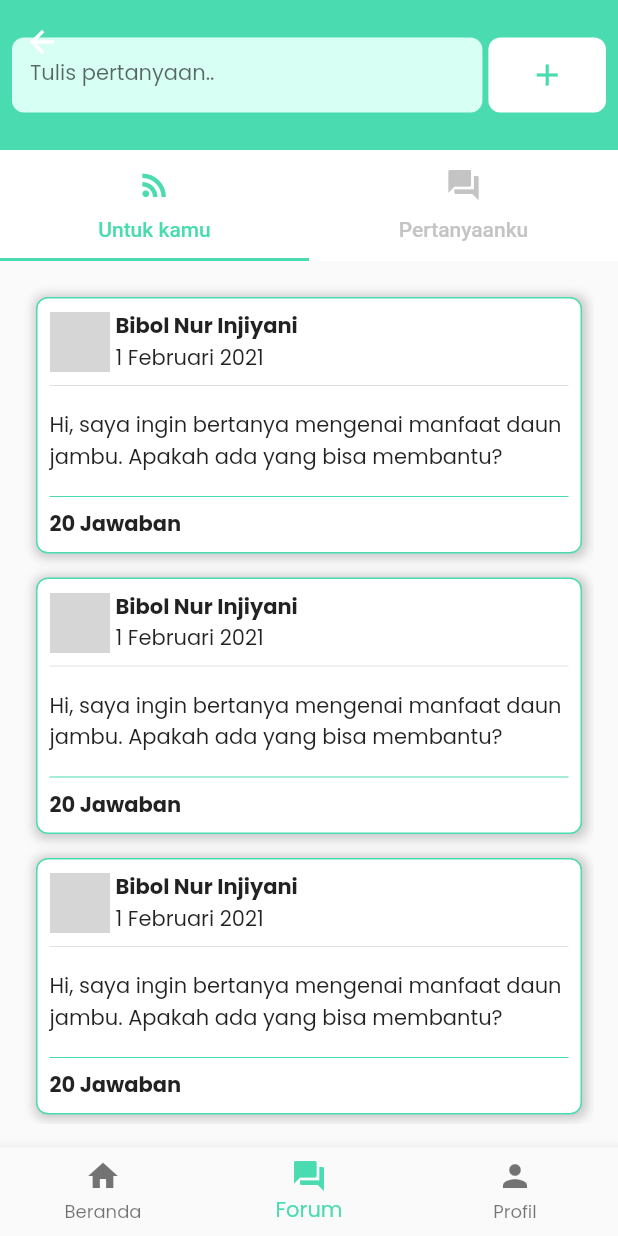
After one commit to febryardiansyah/healthy_san, a Flutter app: the MyBottomNav screen opened by its route, item 2 of the bottom bar chosen, on a phone screen of 412 x 824 dp. The commit adds this screen. Run offline on Flutter 3.47's test engine with Material 2 defaults, Android fonts, the phone set to English and light mode, and no system bars; our stand-ins replace firebase_core, google_fonts; accounts and stored records are empty; network calls fail; grey boxes are pictures that could not be loaded.

Commit message:
added forum screen

```diff
--- /dev/null
+++ b/lib/ui/forum/forum_screen.dart
@@ -0,0 +1,125 @@
+import 'package:flutter/material.dart';
+import 'package:healthy_san/ui/forum/widget/for_you_screen.dart';
+import 'package:healthy_san/widgets/my_form.dart';
+
+import '../../utils/base_color.dart';
+
+class ForumScreen extends StatefulWidget {
+  @override
+  _ForumScreenState createState() => _ForumScreenState();
+}
+
+class _ForumScreenState extends State<ForumScreen> {
+  @override
+  Widget build(BuildContext context) {
+    return DefaultTabController(
+      length: 2,
+      child: SafeArea(
+        child: Scaffold(
+          body: NestedScrollView(
+            headerSliverBuilder: (context,scroll){
+              return [
+                SliverAppBar(
+                  expandedHeight: 100,
+                  floating: true,
+                  pinned: false,
+                  snap: false,
+                  elevation: 0,
+                  backgroundColor: BaseColor.base,
+                  forceElevated: scroll,
+                  flexibleSpace: FlexibleSpaceBar(
+                    background: Padding(
+                      padding: EdgeInsets.all(8),
+                      child: IntrinsicHeight(
+                        child: Row(
+                          children: [
+                            Expanded(
+                              flex: 4,
+                              child: Container(
+                                height: 50,
+                                child: MyForm(
+                                  hintText: 'Tulis pertanyaan..',
+                                  borderRadius: 8,
+                                  hintStyle: TextStyle(
+                                    fontSize: 14,
+                                  ),
+                                ),
+                              ),
+                            ),
+                            SizedBox(width: 4,),
+                            Expanded(
+                              flex: 1,
+                              child: Container(
+                                height: 50,
+                                padding: EdgeInsets.all(4),
+                                child: Icon(Icons.add,color: BaseColor.base),
+                                decoration: BoxDecoration(
+                                  borderRadius: BorderRadius.circular(8),
+                                  color: BaseColor.white,
+                                ),
+                              ),
+                            )
+                          ],
+                        ),
+                      ),
+                    ),
+                  ),
+                ),
+                SliverPersistentHeader(
+                  pinned: true,
+                  delegate: _SliverAppDelegate(TabBar(
+                    labelColor: BaseColor.base,
+                    unselectedLabelColor: BaseColor.grey,
+                    indicatorColor: BaseColor.base,
+                    tabs: [
+                      Tab(
+                        text: 'Untuk kamu',
+                        icon: Icon(Icons.rss_feed),
+                      ),
+                      Tab(
+                        text: 'Pertanyaanku',
+                        icon: Icon(Icons.question_answer),
+                      ),
+                    ],
+                  )),
+                ),
+              ];
+            },
+            body: TabBarView(
+              children: [
+                ForYouScreen(),
+                Container(),
+              ],
+            ),
+          ),
+        ),
+      ),
+    );
+  }
+}
+
+
+class _SliverAppDelegate extends SliverPersistentHeaderDelegate{
+  final TabBar _tabBar;
+
+  _SliverAppDelegate(this._tabBar);
+
+  @override
+  Widget build(BuildContext context, double shrinkOffset, bool overlapsContent) {
+    return Container(
+      color: BaseColor.white,
+      child: _tabBar,
+    );
+  }
+
+  @override
+  double get maxExtent => _tabBar.preferredSize.height;
+
+  @override
+  double get minExtent => _tabBar.preferredSize.height;
+
+  @override
+  bool shouldRebuild(covariant SliverPersistentHeaderDelegate oldDelegate) {
+    return false;
+  }
+}
--- /dev/null
+++ b/lib/ui/forum/widget/for_you_screen.dart
@@ -0,0 +1,67 @@
+import 'package:flutter/material.dart';
+import 'package:healthy_san/utils/base_color.dart';
+import 'package:healthy_san/utils/styles.dart';
+
+class ForYouScreen extends StatelessWidget {
+  @override
+  Widget build(BuildContext context) {
+    return Padding(
+      padding: const EdgeInsets.all(16),
+      child: ListView.builder(
+        itemCount: 4,
+        shrinkWrap: true,
+        physics: ClampingScrollPhysics(),
+        itemBuilder: (context,i){
+          return Container(
+            margin: EdgeInsets.all(8),
+            decoration: BoxDecoration(
+              borderRadius: BorderRadius.circular(8),
+              border: Border.all(width: 1,color: BaseColor.base),
+              boxShadow: boxShadow,
+              color: BaseColor.white,
+            ),
+            padding: EdgeInsets.all(8),
+            child: Column(
+              crossAxisAlignment: CrossAxisAlignment.start,
+              children: [
+                IntrinsicHeight(
+                  child: Row(
+                    children: [
+                      Container(
+                        width: 40,
+                        height: 40,
+                        decoration: BoxDecoration(
+                          borderRadius: BorderRadius.circular(8),
+                          image: DecorationImage(
+                            image: NetworkImage('https://asset.kompas.com/crops/ncgvDkq11ovx_624dxbv483x_iY=/0x0:648x432/750x500/data/photo/2021/10/05/615c371c61b81.jpg'),
+                            fit: BoxFit.cover,
+                          )
+                        ),
+                      ),
+                      SizedBox(width: 4,),
+                      Column(
+                        crossAxisAlignment: CrossAxisAlignment.start,
+                        children: [
+                          Text('Bibol Nur Injiyani',style: TextStyle(fontWeight: FontWeight.bold,)),
+                          Text('1 Februari 2021'),
+                        ],
+                      )
+                    ],
+                  ),
+                ),
+                Divider(),
+                SizedBox(height: 8,),
+                Text('Hi, saya ingin bertanya mengenai manfaat daun jambu. Apakah ada yang bisa membantu?'),
+                SizedBox(height: 8,),
+                Divider(
+                  color: BaseColor.base,
+                ),
+                Text('20 Jawaban',style: TextStyle(fontWeight: FontWeight.bold)),
+              ],
+            ),
+          );
+        },
+      ),
+    );
+  }
+}
--- a/lib/ui/home/home_screen.dart
+++ b/lib/ui/home/home_screen.dart
@@ -13,8 +13,7 @@ class _HomeScreenState extends State<HomeScreen> {
   @override
   Widget build(BuildContext context) {
     return SafeArea(
-      child: Scaffold(
-        body: SingleChildScrollView(
+      child: SingleChildScrollView(
         child: Column(
           crossAxisAlignment: CrossAxisAlignment.start,
           mainAxisAlignment: MainAxisAlignment.start,
@@ -61,7 +60,6 @@ class _HomeScreenState extends State<HomeScreen> {
           ],
         ),
       ),
-      ),
     );
   }
 }
--- a/lib/ui/login/login_screen.dart
+++ b/lib/ui/login/login_screen.dart
@@ -60,7 +60,7 @@ class _LoginScreenState extends State<LoginScreen> {
                 SizedBox(height: 24,),
                 ElevatedButton(
                   onPressed: (){
-                    Navigator.pushNamed(context, rHome);
+                    Navigator.pushNamedAndRemoveUntil(context, rHome,(route) => false,);
                   },
                   child: Text('Masuk'),
                   style: ElevatedButton.styleFrom(
--- a/lib/ui/my_bottom_nav.dart
+++ b/lib/ui/my_bottom_nav.dart
@@ -1,4 +1,5 @@
 import 'package:flutter/material.dart';
+import 'package:healthy_san/ui/forum/forum_screen.dart';
 import 'package:healthy_san/ui/home/home_screen.dart';
 import 'package:healthy_san/utils/base_color.dart';
 
@@ -11,7 +12,7 @@ class _MyBottomNavState extends State<MyBottomNav> {
   int currentIndex = 0;
   List<Widget> children = [
     HomeScreen(),
-    HomeScreen(),
+    ForumScreen(),
     HomeScreen(),
   ];
   @override
--- a/lib/widgets/my_form.dart
+++ b/lib/widgets/my_form.dart
@@ -9,9 +9,20 @@ class MyForm extends StatelessWidget {
   final Widget? suffixIcon;
   final Widget? prefixIcon;
   final bool secureText;
+  final TextStyle? hintStyle;
+  final double borderRadius;
 
-  const MyForm({Key? key, this.hintText, this.controller, this.keyboardType,this.prefixIcon,this.suffixIcon,this.secureText = false})
-      : super(key: key);
+  const MyForm({
+    Key? key,
+    this.hintText,
+    this.controller,
+    this.keyboardType,
+    this.prefixIcon,
+    this.suffixIcon,
+    this.secureText = false,
+    this.hintStyle,
+    this.borderRadius = 16,
+  }) : super(key: key);
 
   @override
   Widget build(BuildContext context) {
@@ -25,8 +36,9 @@ class MyForm extends StatelessWidget {
         prefixIcon: prefixIcon,
         fillColor: BaseColor.lightGreen,
         hintText: hintText,
+        hintStyle: hintStyle,
         border: OutlineInputBorder(
-          borderRadius: BorderRadius.circular(16),
+          borderRadius: BorderRadius.circular(borderRadius),
           borderSide: BorderSide.none,
         ),
       ),
```
Lines whose indentation alone changed are shown as unchanged.
